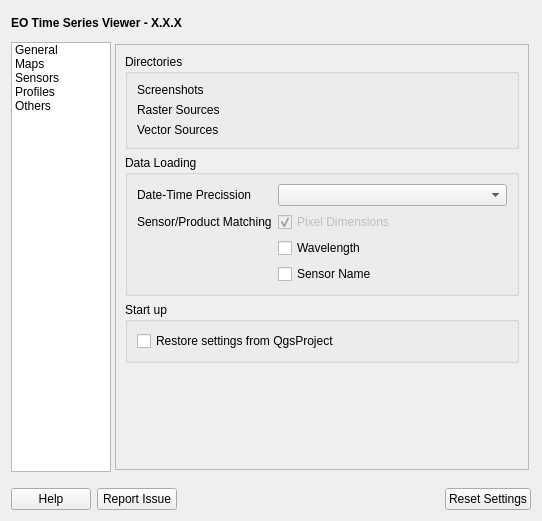
This is eotimeseriesviewer/settings/settings.ui in jakimowb/eo-time-series-viewer as Qt 5 draws it before an edit. The edited form follows.
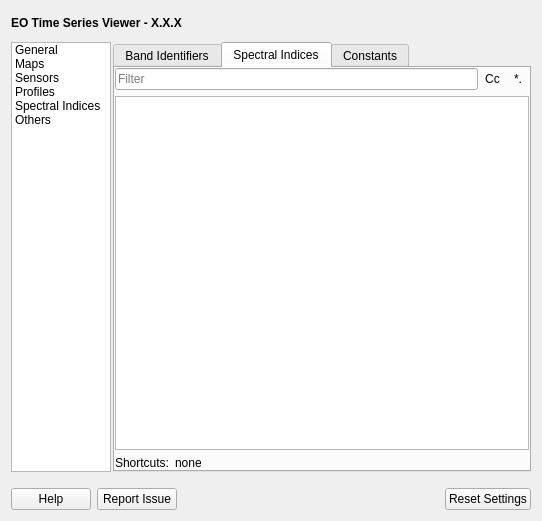
This is the edited form. Icons and pictures are not drawn. Custom widgets are drawn as their Qt base class.

Commit message: ImageDateUtils: added .datetime() and .timestamp() datetimeplot fixed point hovering and spectral index menu settings dialog allows to set spectral index shortcuts refactoring

What changed in the file:
```diff
--- a/eotimeseriesviewer/settings/settings.ui
+++ b/eotimeseriesviewer/settings/settings.ui
@@ -100,6 +100,11 @@
          <string>Profiles</string>
         </property>
        </item>
+       <item>
+        <property name="text">
+         <string>Spectral Indices</string>
+        </property>
+       </item>
        <item>
         <property name="text">
          <string>Others</string>
@@ -110,7 +115,7 @@
      <item>
       <widget class="QStackedWidget" name="stackedWidget">
        <property name="currentIndex">
-        <number>0</number>
+        <number>4</number>
        </property>
        <widget class="QWidget" name="pageGeneral">
         <layout class="QVBoxLayout" name="verticalLayout_3">
@@ -696,6 +701,197 @@
          </item>
         </layout>
        </widget>
+       <widget class="QWidget" name="pageSpectralIndices">
+        <layout class="QVBoxLayout" name="verticalLayout_10">
+         <property name="leftMargin">
+          <number>0</number>
+         </property>
+         <property name="topMargin">
+          <number>0</number>
+         </property>
+         <property name="rightMargin">
+          <number>0</number>
+         </property>
+         <property name="bottomMargin">
+          <number>0</number>
+         </property>
+         <item>
+          <widget class="QTabWidget" name="tabWidget">
+           <property name="currentIndex">
+            <number>1</number>
+           </property>
+           <widget class="QWidget" name="tabBandIdentifiers">
+            <attribute name="title">
+             <string>Band Identifiers</string>
+            </attribute>
+            <layout class="QHBoxLayout" name="horizontalLayout_7">
+             <property name="spacing">
+              <number>0</number>
+             </property>
+             <property name="leftMargin">
+              <number>0</number>
+             </property>
+             <property name="topMargin">
+              <number>0</number>
+             </property>
+             <property name="rightMargin">
+              <number>0</number>
+             </property>
+             <property name="bottomMargin">
+              <number>0</number>
+             </property>
+             <item>
+              <widget class="QTableView" name="tvBandIdentifiers"/>
+             </item>
+            </layout>
+           </widget>
+           <widget class="QWidget" name="tabSpectralIndices">
+            <attribute name="title">
+             <string>Spectral Indices</string>
+            </attribute>
+            <layout class="QVBoxLayout" name="verticalLayout_11">
+             <property name="spacing">
+              <number>6</number>
+             </property>
+             <property name="leftMargin">
+              <number>0</number>
+             </property>
+             <property name="topMargin">
+              <number>0</number>
+             </property>
+             <property name="rightMargin">
+              <number>0</number>
+             </property>
+             <property name="bottomMargin">
+              <number>0</number>
+             </property>
+             <item>
+              <layout class="QHBoxLayout" name="horizontalLayout_6">
+               <property name="spacing">
+                <number>0</number>
+               </property>
+               <property name="topMargin">
+                <number>0</number>
+               </property>
+               <item>
+                <widget class="QgsFilterLineEdit" name="mSpectralIndexFilter">
+                 <property name="placeholderText">
+                  <string>Filter</string>
+                 </property>
+                 <property name="nullValue">
+                  <string/>
+                 </property>
+                 <property name="showSearchIcon">
+                  <bool>true</bool>
+                 </property>
+                 <property name="showSpinner">
+                  <bool>false</bool>
+                 </property>
+                 <property name="qgisRelation" stdset="0">
+                  <string notr="true"/>
+                 </property>
+                </widget>
+               </item>
+               <item>
+                <widget class="QToolButton" name="btnSpectralIndexFilterCaseSensitive">
+                 <property name="text">
+                  <string>Cc</string>
+                 </property>
+                 <property name="icon">
+                  <iconset resource="../../../QGIS/images/images.qrc">
+                   <normaloff>:/images/themes/default/mIconSearchCaseSensitive.svg</normaloff>:/images/themes/default/mIconSearchCaseSensitive.svg</iconset>
+                 </property>
+                 <property name="checkable">
+                  <bool>true</bool>
+                 </property>
+                 <property name="autoRaise">
+                  <bool>true</bool>
+                 </property>
+                </widget>
+               </item>
+               <item>
+                <widget class="QToolButton" name="btnSpectralIndexFilterUseRegEx">
+                 <property name="text">
+                  <string>*.</string>
+                 </property>
+                 <property name="icon">
+                  <iconset resource="../../../QGIS/images/images.qrc">
+                   <normaloff>:/images/themes/default/mIconSearchRegex.svg</normaloff>:/images/themes/default/mIconSearchRegex.svg</iconset>
+                 </property>
+                 <property name="checkable">
+                  <bool>true</bool>
+                 </property>
+                 <property name="autoRaise">
+                  <bool>true</bool>
+                 </property>
+                </widget>
+               </item>
+              </layout>
+             </item>
+             <item>
+              <widget class="QTableView" name="tvSpectralIndices"/>
+             </item>
+             <item>
+              <layout class="QHBoxLayout" name="horizontalLayout_8">
+               <property name="topMargin">
+                <number>0</number>
+               </property>
+               <item>
+                <widget class="QLabel" name="label_18">
+                 <property name="text">
+                  <string>Shortcuts:</string>
+                 </property>
+                </widget>
+               </item>
+               <item>
+                <widget class="QLabel" name="labelSpectralIndexShortcuts">
+                 <property name="sizePolicy">
+                  <sizepolicy hsizetype="Preferred" vsizetype="Preferred">
+                   <horstretch>2</horstretch>
+                   <verstretch>0</verstretch>
+                  </sizepolicy>
+                 </property>
+                 <property name="toolTip">
+                  <string>Shorts for spectral indices in temporal profile view.</string>
+                 </property>
+                 <property name="text">
+                  <string>none</string>
+                 </property>
+                </widget>
+               </item>
+              </layout>
+             </item>
+            </layout>
+           </widget>
+           <widget class="QWidget" name="tabConstants">
+            <attribute name="title">
+             <string>Constants</string>
+            </attribute>
+            <layout class="QHBoxLayout" name="horizontalLayout_5">
+             <property name="spacing">
+              <number>0</number>
+             </property>
+             <property name="leftMargin">
+              <number>0</number>
+             </property>
+             <property name="topMargin">
+              <number>0</number>
+             </property>
+             <property name="rightMargin">
+              <number>0</number>
+             </property>
+             <property name="bottomMargin">
+              <number>0</number>
+             </property>
+             <item>
+              <widget class="QTableView" name="tvSpectralConstants"/>
+             </item>
+            </layout>
+           </widget>
+          </widget>
+         </item>
+        </layout>
+       </widget>
        <widget class="QWidget" name="pageOthers">
         <layout class="QVBoxLayout" name="verticalLayout_8">
          <item>
@@ -937,6 +1133,11 @@
    <extends>QWidget</extends>
    <header>qgsfilewidget.h</header>
   </customwidget>
+  <customwidget>
+   <class>QgsFilterLineEdit</class>
+   <extends>QLineEdit</extends>
+   <header>qgsfilterlineedit.h</header>
+  </customwidget>
   <customwidget>
    <class>QgsFontButton</class>
    <extends>QToolButton</extends>
```
The commit also changes 13 other files.
